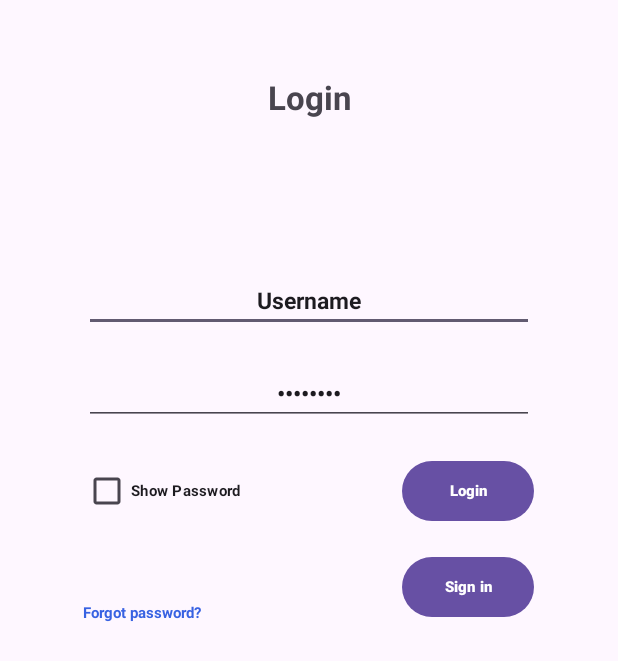
After one commit to sarahdadoun01/JJSM-Information-System-Final, an Android app: the LoginActivity screen opened directly, with no data from a screen before it, on a phone screen of 412 x 824 dp. The commit adds this screen. Shown: the top 661 px of the screen. Run offline under Robolectric (Android 15) with nearby library versions, the phone set to English and light mode, and no system bars.

Commit message:
Added the Login page and Initial Login UI Design layout

```diff
--- a/app/build.gradle.kts
+++ b/app/build.gradle.kts
@@ -30,6 +30,9 @@ android {
         sourceCompatibility = JavaVersion.VERSION_1_8
         targetCompatibility = JavaVersion.VERSION_1_8
     }
+    buildFeatures {
+        viewBinding = true
+    }
 }
 
 dependencies {
@@ -39,6 +42,9 @@ dependencies {
     implementation(libs.activity)
     implementation(libs.constraintlayout)
     implementation(libs.firebase.database)
+    implementation(libs.annotation)
+    implementation(libs.lifecycle.livedata.ktx)
+    implementation(libs.lifecycle.viewmodel.ktx)
     testImplementation(libs.junit)
     androidTestImplementation(libs.ext.junit)
     androidTestImplementation(libs.espresso.core)
--- a/app/src/main/AndroidManifest.xml
+++ b/app/src/main/AndroidManifest.xml
@@ -13,6 +13,9 @@
         android:theme="@style/Theme.JJSMInformationSystemFinal"
         tools:targetApi="31">
         <activity
+            android:name=".LoginActivity"
+            android:exported="false" />
+        <activity
             android:name=".MainActivity"
             android:exported="true">
             <intent-filter>
--- /dev/null
+++ b/app/src/main/java/com/example/jjsm_information_system_final/LoginActivity.java
@@ -0,0 +1,24 @@
+package com.example.jjsm_information_system_final;
+
+import android.os.Bundle;
+
+import androidx.activity.EdgeToEdge;
+import androidx.appcompat.app.AppCompatActivity;
+import androidx.core.graphics.Insets;
+import androidx.core.view.ViewCompat;
+import androidx.core.view.WindowInsetsCompat;
+
+public class LoginActivity extends AppCompatActivity {
+
+    @Override
+    protected void onCreate(Bundle savedInstanceState) {
+        super.onCreate(savedInstanceState);
+        EdgeToEdge.enable(this);
+        setContentView(R.layout.activity_login);
+        ViewCompat.setOnApplyWindowInsetsListener(findViewById(R.id.main), (v, insets) -> {
+            Insets systemBars = insets.getInsets(WindowInsetsCompat.Type.systemBars());
+            v.setPadding(systemBars.left, systemBars.top, systemBars.right, systemBars.bottom);
+            return insets;
+        });
+    }
+}
--- /dev/null
+++ b/app/src/main/res/layout/activity_login.xml
@@ -0,0 +1,96 @@
+<?xml version="1.0" encoding="utf-8"?>
+<androidx.constraintlayout.widget.ConstraintLayout xmlns:android="http://schemas.android.com/apk/res/android"
+    xmlns:app="http://schemas.android.com/apk/res-auto"
+    xmlns:tools="http://schemas.android.com/tools"
+    android:id="@+id/main"
+    android:layout_width="match_parent"
+    android:layout_height="match_parent"
+    tools:context=".LoginActivity">
+
+    <TextView
+        android:id="@+id/tvTitle"
+        android:layout_width="wrap_content"
+        android:layout_height="wrap_content"
+        android:text="Login"
+        android:textSize="22sp"
+        android:textStyle="bold"
+        android:layout_marginTop="50dp"
+        app:layout_constraintStart_toStartOf="parent"
+        app:layout_constraintEnd_toEndOf="parent"
+        app:layout_constraintTop_toTopOf="parent"/>
+
+    <EditText
+        android:id="@+id/etUsername"
+        android:layout_width="300dp"
+        android:layout_height="wrap_content"
+        android:inputType="text"
+        android:text="Username"
+        android:textStyle="bold"
+        android:textSize="15sp"
+        android:textAlignment="center"
+        android:layout_marginTop="100dp"
+        app:layout_constraintStart_toStartOf="parent"
+        app:layout_constraintEnd_toEndOf="parent"
+        app:layout_constraintTop_toBottomOf="@+id/tvTitle"/>
+
+    <EditText
+        android:id="@+id/etPassword"
+        android:layout_width="300dp"
+        android:layout_height="wrap_content"
+        android:inputType="textPassword"
+        android:text="Password"
+        android:textSize="15sp"
+        android:textStyle="bold"
+        android:textAlignment="center"
+        android:layout_marginTop="20dp"
+        app:layout_constraintStart_toStartOf="parent"
+        app:layout_constraintEnd_toEndOf="parent"
+        app:layout_constraintTop_toBottomOf="@+id/etUsername"/>
+
+    <CheckBox
+        android:id="@+id/cbHide"
+        android:layout_width="wrap_content"
+        android:layout_height="wrap_content"
+        android:text="Show Password"
+        android:textSize="10sp"
+        android:textStyle="bold"
+        android:layout_marginStart="55dp"
+        android:layout_marginTop="20dp"
+        app:layout_constraintStart_toStartOf="parent"
+        app:layout_constraintTop_toBottomOf="@+id/etPassword"/>
+
+    <TextView
+        android:id="@+id/tvForgotPassword"
+        android:layout_width="wrap_content"
+        android:layout_height="wrap_content"
+        android:text="Forgot password?"
+        android:textStyle="bold"
+        android:textSize="10sp"
+        android:textColor="@color/blue"
+        android:layout_marginTop="50dp"
+        app:layout_constraintStart_toStartOf="@+id/cbHide"
+        app:layout_constraintTop_toBottomOf="@+id/cbHide"/>
+
+    <Button
+        android:id="@+id/btnLogin"
+        android:layout_width="wrap_content"
+        android:layout_height="wrap_content"
+        android:text="Login"
+        android:textSize="10sp"
+        android:textColor="@color/white"
+        android:textStyle="bold"
+        app:layout_constraintEnd_toEndOf="@+id/etPassword"
+        app:layout_constraintBottom_toBottomOf="@+id/cbHide"/>
+
+    <Button
+        android:id="@+id/btnCreateAccount"
+        android:layout_width="wrap_content"
+        android:layout_height="wrap_content"
+        android:text="Sign in"
+        android:textSize="10sp"
+        android:textStyle="bold"
+        android:textColor="@color/white"
+        app:layout_constraintEnd_toEndOf="@+id/etPassword"
+        app:layout_constraintBottom_toBottomOf="@+id/tvForgotPassword"/>
+
+</androidx.constraintlayout.widget.ConstraintLayout>
--- a/app/src/main/res/values/colors.xml
+++ b/app/src/main/res/values/colors.xml
@@ -2,4 +2,5 @@
 <resources>
     <color name="black">#FF000000</color>
     <color name="white">#FFFFFFFF</color>
+    <color name="blue">#3862E2</color>
 </resources>
--- a/gradle/libs.versions.toml
+++ b/gradle/libs.versions.toml
@@ -9,6 +9,9 @@ activity = "1.8.0"
 constraintlayout = "2.1.4"
 googleGmsGoogleServices = "4.4.2"
 firebaseDatabase = "21.0.0"
+annotation = "1.9.1"
+lifecycleLivedataKtx = "2.8.7"
+lifecycleViewmodelKtx = "2.8.7"
 
 [libraries]
 junit = { group = "junit", name = "junit", version.ref = "junit" }
@@ -19,6 +22,9 @@ material = { group = "com.google.android.material", name = "material", version.r
 activity = { group = "androidx.activity", name = "activity", version.ref = "activity" }
 constraintlayout = { group = "androidx.constraintlayout", name = "constraintlayout", version.ref = "constraintlayout" }
 firebase-database = { group = "com.google.firebase", name = "firebase-database", version.ref = "firebaseDatabase" }
+annotation = { group = "androidx.annotation", name = "annotation", version.ref = "annotation" }
+lifecycle-livedata-ktx = { group = "androidx.lifecycle", name = "lifecycle-livedata-ktx", version.ref = "lifecycleLivedataKtx" }
+lifecycle-viewmodel-ktx = { group = "androidx.lifecycle", name = "lifecycle-viewmodel-ktx", version.ref = "lifecycleViewmodelKtx" }
 
 [plugins]
 android-application = { id = "com.android.application", version.ref = "agp" }
```
